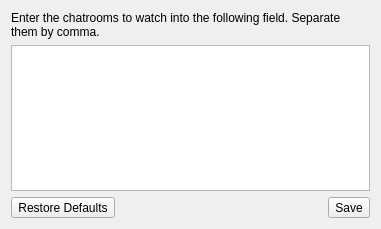
jkey-67/spyglass, file src/vi/ui/ChatroomsChooser.ui: the form before one commit.
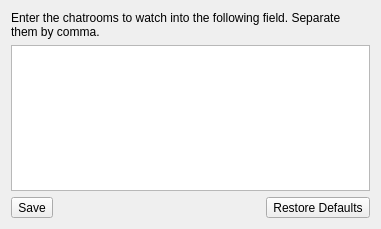
The form after the commit. Icons and pictures are not drawn.

Commit message: apply icon added used on more dialogs

The edit to the form file:
```diff
--- a/src/vi/ui/ChatroomsChooser.ui
+++ b/src/vi/ui/ChatroomsChooser.ui
@@ -35,9 +35,12 @@
      <item>
       <layout class="QHBoxLayout" name="horizontalLayout_2">
        <item>
-        <widget class="QToolButton" name="defaultButton">
+        <widget class="QToolButton" name="saveButton">
+         <property name="toolTip">
+          <string>Apply setting and close</string>
+         </property>
          <property name="text">
-          <string>Restore Defaults</string>
+          <string>Save</string>
          </property>
          <property name="icon">
           <iconset resource="resource.qrc">
@@ -65,9 +68,9 @@
         </spacer>
        </item>
        <item>
-        <widget class="QToolButton" name="saveButton">
+        <widget class="QToolButton" name="defaultButton">
          <property name="text">
-          <string>Save</string>
+          <string>Restore Defaults</string>
          </property>
          <property name="icon">
           <iconset resource="resource.qrc">
```
Left out of the diff: 4 changed lines with no effect on the pictures. The commit also changes 7 other files.
